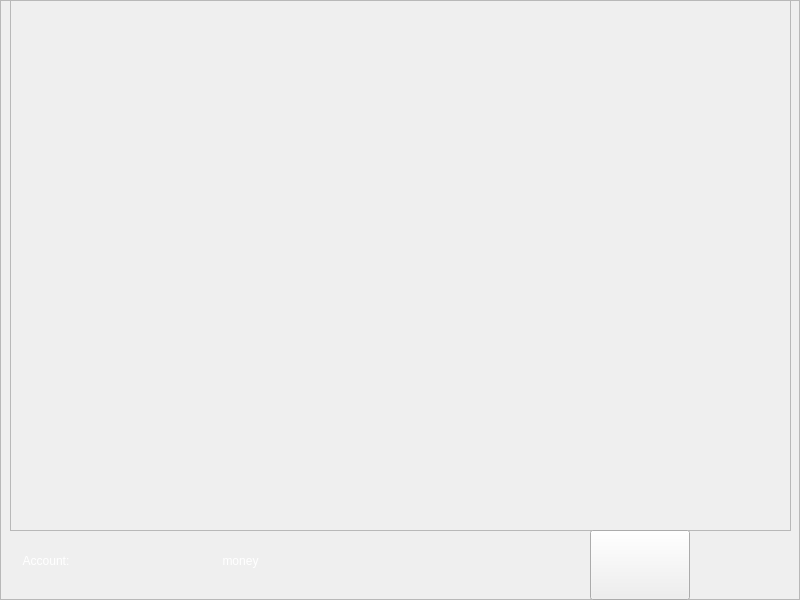
This is testWidget/ShopBoard.ui in hg-hg/2019-DungeonNStones as Qt 5 draws it before an edit. The edited form follows.
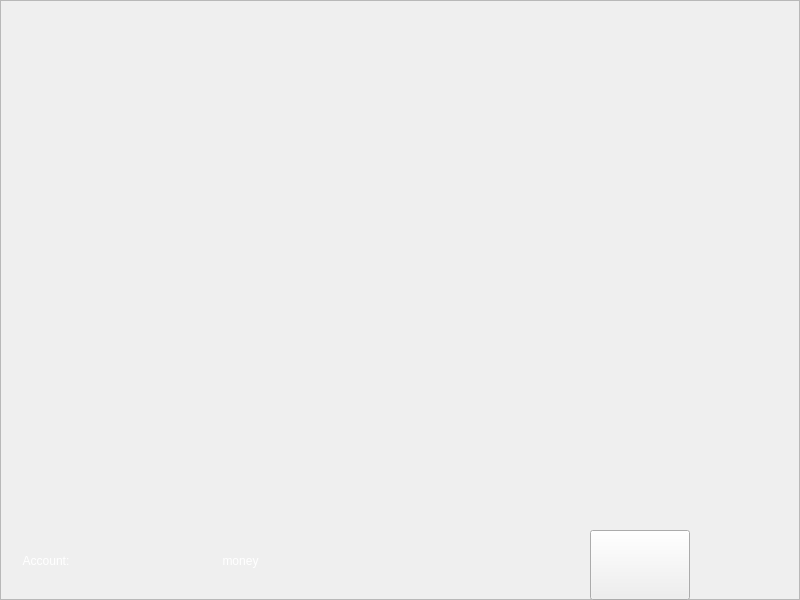
This is the edited form. Icons and pictures are not drawn. Custom widgets are drawn as their Qt base class.

```diff
--- a/testWidget/ShopBoard.ui
+++ b/testWidget/ShopBoard.ui
@@ -38,6 +38,9 @@
    </property>
    <item row="0" column="0">
     <widget class="QFrame" name="frame">
+     <property name="styleSheet">
+      <string notr="true"/>
+     </property>
      <property name="frameShape">
       <enum>QFrame::StyledPanel</enum>
      </property>
@@ -54,18 +57,38 @@
        </rect>
       </property>
       <property name="styleSheet">
-       <string notr="true">background-image: url(:/background/Resources/background/ground.png);</string>
+       <string notr="true">QStackedWidget QWidget{
+border-color: transparent;
+}</string>
+      </property>
+      <property name="currentIndex">
+       <number>0</number>
       </property>
       <widget class="QWidget" name="page">
+       <property name="styleSheet">
+        <string notr="true"/>
+       </property>
        <widget class="QScrollArea" name="mainWidget">
         <property name="geometry">
          <rect>
-          <x>10</x>
-          <y>0</y>
-          <width>781</width>
-          <height>531</height>
+          <x>0</x>
+          <y>40</y>
+          <width>801</width>
+          <height>491</height>
          </rect>
         </property>
+        <property name="styleSheet">
+         <string notr="true">QScrollArea {
+	background:transparent;
+	background-iamge:transparent;
+}</string>
+        </property>
+        <property name="frameShape">
+         <enum>QFrame::NoFrame</enum>
+        </property>
+        <property name="frameShadow">
+         <enum>QFrame::Plain</enum>
+        </property>
         <property name="widgetResizable">
          <bool>true</bool>
         </property>
@@ -74,16 +97,19 @@
           <rect>
            <x>0</x>
            <y>0</y>
-           <width>779</width>
-           <height>529</height>
+           <width>801</width>
+           <height>491</height>
           </rect>
          </property>
+         <property name="styleSheet">
+          <string notr="true"/>
+         </property>
          <widget class="QWidget" name="gridLayoutWidget">
           <property name="geometry">
            <rect>
             <x>10</x>
             <y>10</y>
-            <width>761</width>
+            <width>781</width>
             <height>511</height>
            </rect>
           </property>
```
Left out of the diff: 11 changed lines with no effect on the pictures.
